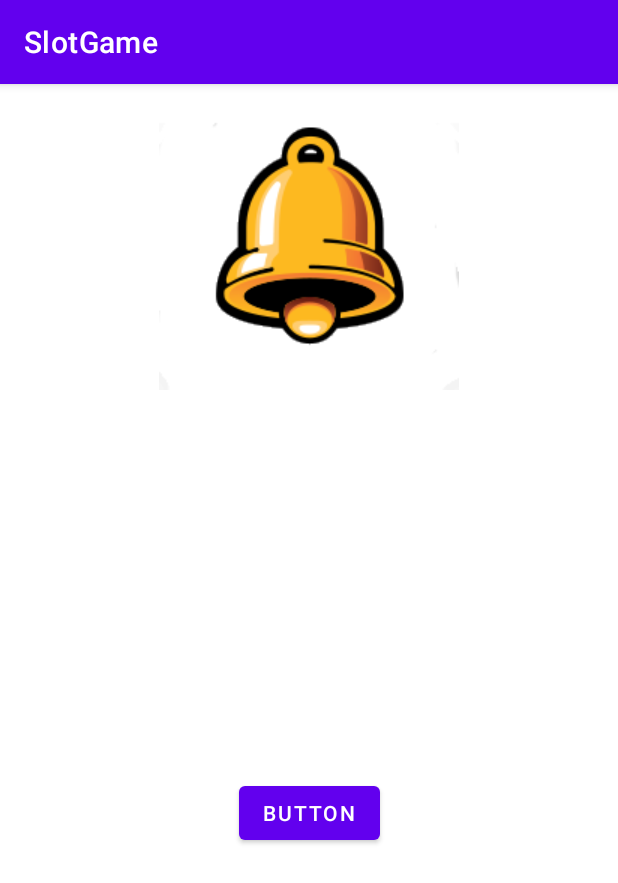
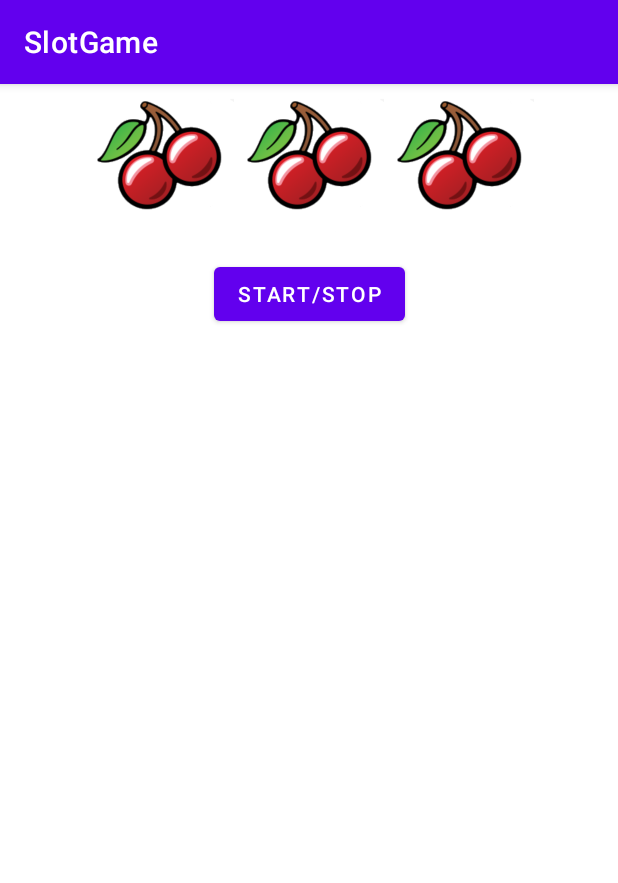
Before and after one commit to aabecede/papb-slot-game, an Android app: the screen it shows after launch (MainActivity), on a phone screen of 412 x 824 dp. Shown: the top 883 px of the screen. Run offline under Robolectric (Android 15) with nearby library versions, the phone set to English and light mode, and no system bars.

Commit message:
Slot 3 Image

```diff
--- a/app/src/main/java/com/example/slotgame/MainActivity.java
+++ b/app/src/main/java/com/example/slotgame/MainActivity.java
@@ -10,43 +10,57 @@ import android.widget.Button;
 import android.widget.ImageView;
 
 public class MainActivity extends AppCompatActivity implements View.OnClickListener {
-
-    Thread thrd;
-    Handler hndler;
-
+    private ImageView[] imgSlots = new ImageView[3];
+    private Button btnStartStop;
     int id = 1;
-    private ImageView imgSlot;
-    private Button btnStartStop;
+    private boolean[] isSpinning = new boolean[3];
 
     @Override
     protected void onCreate(Bundle savedInstanceState) {
         super.onCreate(savedInstanceState);
         setContentView(R.layout.activity_main);
 
-        this.imgSlot = this.findViewById(R.id.imgSlot);
-        this.btnStartStop = this.findViewById(R.id.btnStop);
-        this.btnStartStop.setOnClickListener(this);
-        this.hndler = new Handler(Looper.getMainLooper());
-
+        imgSlots[0] = findViewById(R.id.imgSlot);
+        imgSlots[1] = findViewById(R.id.imgSlot2);
+        imgSlots[2] = findViewById(R.id.imgSlot3);
+        btnStartStop = findViewById(R.id.btnStartStop);
+        btnStartStop.setOnClickListener(this);
     }
 
     @Override
     public void onClick(View view) {
+        // Check which image view to stop spinning
+        int slotToStop = -1;
+        for (int i = 0; i < 3; i++) {
+            if (isSpinning[i]) {
+                slotToStop = i;
+                break;
+            }
+        }
 
-        if (this.thrd != null && this.thrd.isAlive()) {
-            this.thrd.interrupt();
+        // If all image views are stopped, start spinning them all
+        if (slotToStop == -1) {
+            for (int i = 0; i < 3; i++) {
+                startSpinning(imgSlots[i], i);
+            }
         }
-        this.thrd = new Thread(new Runnable() {
+        // Otherwise, stop the next image view in the array
+        else {
+            stopSpinning(imgSlots[slotToStop]);
+            isSpinning[slotToStop] = false;
+        }
+    }
+
+    private void startSpinning(final ImageView imgSlot, final int slotIndex) {
+        isSpinning[slotIndex] = true;
+        new Thread(new Runnable() {
             @Override
             public void run() {
-                // kode disini akan dijalankan di thread terpisah
-                while (true) {
-                    if (id == 9)
-                        id = 1;
-                    else
-                        id++;
+                while (isSpinning[slotIndex]) {
+                    if (id == 9) id = 1;
+                    else id++;
                     try {
-                        hndler.post(new Runnable() {
+                        runOnUiThread(new Runnable() {
                             @Override
                             public void run() {
                                 imgSlot.setImageResource(Helper.getIcon(id));
@@ -55,13 +69,29 @@ public class MainActivity extends AppCompatActivity implements View.OnClickListe
                         Thread.sleep(100);
                     } catch (InterruptedException e) {
                         break;
-//                        throw new RuntimeException(e);
                     }
                 }
+            }
+        }).start();
+    }
 
-
+    private void stopSpinning(final ImageView imgSlot) {
+        new Thread(new Runnable() {
+            @Override
+            public void run() {
+                try {
+                    Thread.sleep(100); // Wait for half a second before stopping the spinning
+                } catch (InterruptedException e) {
+                    e.printStackTrace();
+                }
+                runOnUiThread(new Runnable() {
+                    @Override
+                    public void run() {
+                        // Set the image to the final icon
+                        imgSlot.setImageResource(Helper.getIcon(id));
+                    }
+                });
             }
-        });
-        this.thrd.start();
+        }).start();
     }
 }
--- a/app/src/main/res/layout/activity_main.xml
+++ b/app/src/main/res/layout/activity_main.xml
@@ -8,21 +8,46 @@
 
     <ImageView
         android:id="@+id/imgSlot"
+        android:layout_width="100dp"
+        android:layout_height="100dp"
+        app:layout_constraintEnd_toStartOf="@+id/imgSlot2"
+        app:layout_constraintHorizontal_bias="0.5"
+        app:layout_constraintHorizontal_chainStyle="packed"
+        app:layout_constraintStart_toStartOf="parent"
+
+        app:srcCompat="@drawable/slot_1"
+        tools:layout_editor_absoluteY="301dp" />
+
+    <ImageView
+        android:id="@+id/imgSlot2"
+        android:layout_width="100dp"
+        android:layout_height="100dp"
+        app:layout_constraintEnd_toStartOf="@+id/imgSlot3"
+        app:layout_constraintHorizontal_bias="0.5"
+        app:layout_constraintStart_toEndOf="@+id/imgSlot"
+
+        app:srcCompat="@drawable/slot_1"
+        tools:layout_editor_absoluteY="301dp" />
+
+    <ImageView
+        android:id="@+id/imgSlot3"
+        android:layout_width="100dp"
+        android:layout_height="100dp"
+        app:layout_constraintEnd_toEndOf="parent"
+        app:layout_constraintHorizontal_bias="0.5"
+        app:layout_constraintStart_toEndOf="@+id/imgSlot2"
+
+        app:srcCompat="@drawable/slot_1"
+        tools:layout_editor_absoluteY="301dp" />
+
+    <Button
+        android:id="@+id/btnStartStop"
         android:layout_width="wrap_content"
         android:layout_height="wrap_content"
-        android:layout_marginTop="4dp"
+        android:layout_marginTop="16dp"
+        android:text="Start/Stop"
         app:layout_constraintEnd_toEndOf="parent"
         app:layout_constraintStart_toStartOf="parent"
-        app:layout_constraintTop_toTopOf="parent"
-        app:srcCompat="@drawable/slot_3" />
+        app:layout_constraintTop_toBottomOf="@+id/imgSlot2" />
 
-    <Button
-        android:id="@+id/btnStop"
-        android:layout_width="wrap_content"
-        android:layout_height="wrap_content"
-        android:text="Button"
-        app:layout_constraintBottom_toBottomOf="parent"
-        app:layout_constraintEnd_toEndOf="parent"
-        app:layout_constraintStart_toStartOf="parent"
-        app:layout_constraintTop_toBottomOf="@+id/imgSlot" />
 </androidx.constraintlayout.widget.ConstraintLayout>
```
